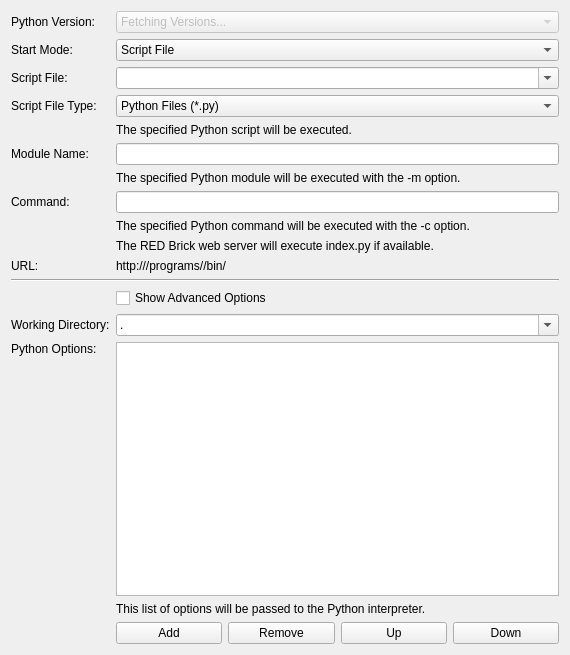
Old version of the form src/brickv/plugin_system/plugins/red/ui/program_page_python.ui in the repository Tinkerforge/brickv.
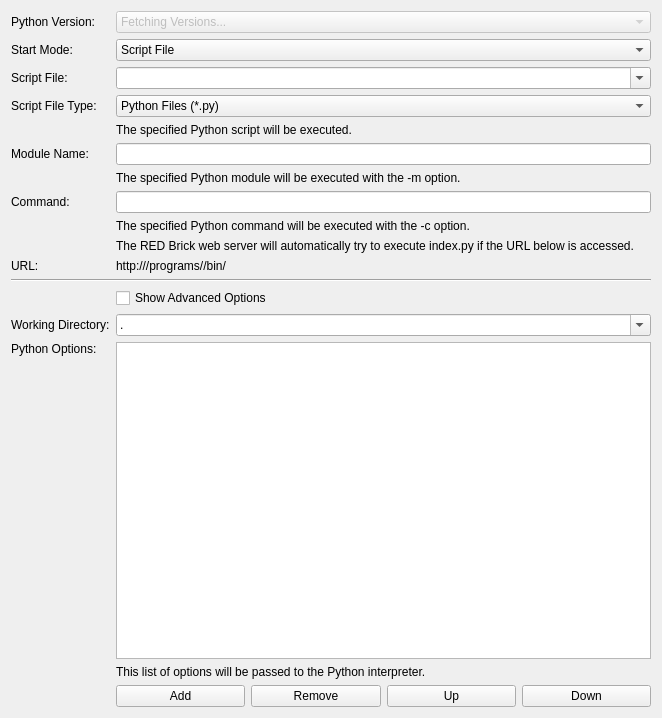
New version of the form. Custom widgets are drawn as their Qt base class.

Commit message: red-brick/pw: Mak Python and PHP web interface help sentence a bit more specific

The edit to the form file:
```diff
--- a/src/brickv/plugin_system/plugins/red/ui/program_page_python.ui
+++ b/src/brickv/plugin_system/plugins/red/ui/program_page_python.ui
@@ -6,8 +6,8 @@
    <rect>
     <x>0</x>
     <y>0</y>
-    <width>570</width>
-    <height>655</height>
+    <width>662</width>
+    <height>718</height>
    </rect>
   </property>
   <property name="windowTitle">
@@ -277,7 +277,7 @@
      <item row="9" column="1" colspan="4">
       <widget class="QLabel" name="label_web_interface_help">
        <property name="text">
-        <string>The RED Brick web server will execute index.py if available.</string>
+        <string>The RED Brick web server will automatically try to execute index.py if the URL below is accessed.</string>
        </property>
        <property name="wordWrap">
         <bool>true</bool>
```
The commit also changes 1 other file.
